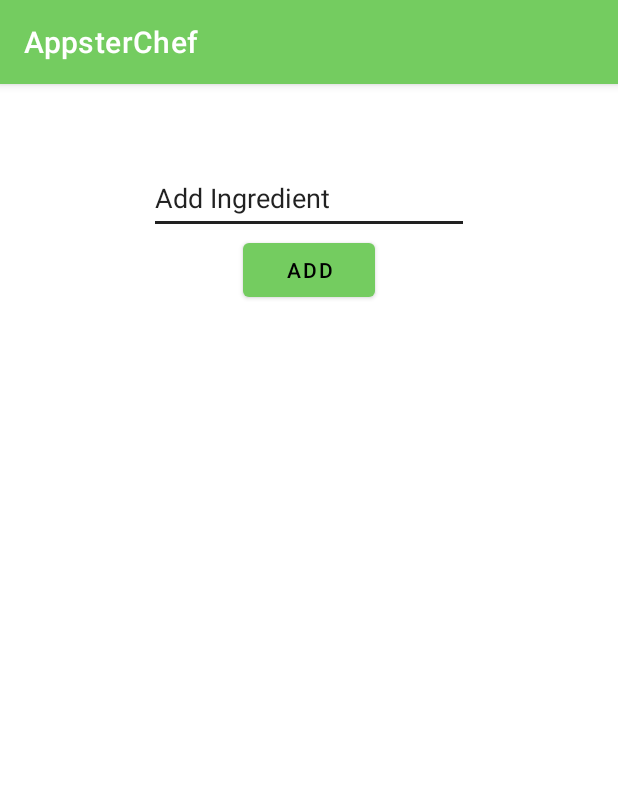
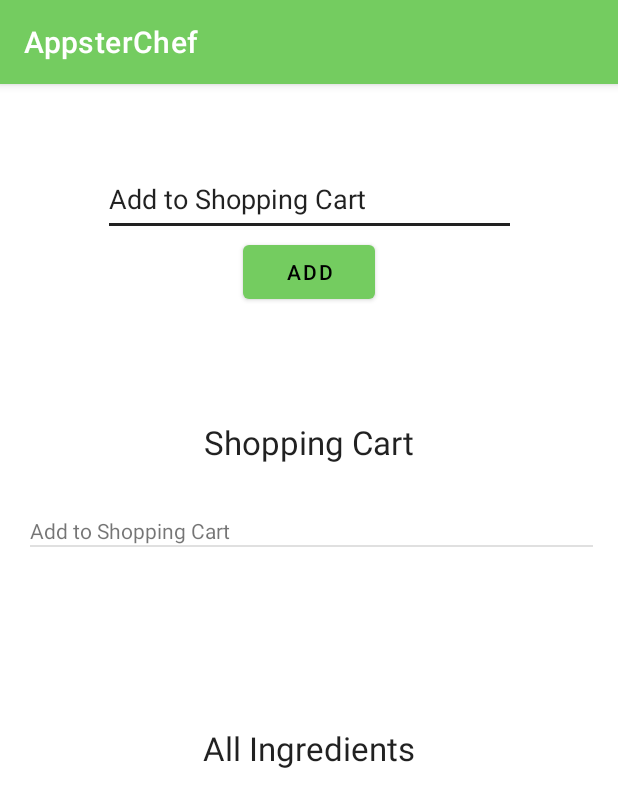
Before and after one commit to 18saunderss/Capstone2022, an Android app: the IngredientActivity screen opened directly, with no data from a screen before it, after a tap on "ADD", on a phone screen of 412 x 824 dp. Shown: the top 807 px of the screen. Run offline under Robolectric (Android 15) with nearby library versions, the phone set to English and light mode, and no system bars; our stand-ins replace Firebase (no records; nobody signed in at launch, a user with empty details on screens opened directly).

Commit message:
Created Shopping Cart activity.

```diff
--- a/app/src/main/java/com/capstone2022/IngredientActivity.java
+++ b/app/src/main/java/com/capstone2022/IngredientActivity.java
@@ -9,6 +9,7 @@ import android.content.Intent;
 import android.os.Bundle;
 
 import android.view.View;
+import android.widget.AdapterView;
 import android.widget.ArrayAdapter;
 import android.widget.Button;
 import android.widget.EditText;
@@ -35,6 +36,7 @@ public class IngredientActivity extends AppCompatActivity {
     DatabaseReference addIngredientDbRef;
     DatabaseReference getIngredientDbRef;
     private ListView listView;
+    private ListView shoppingCart;
 
     @Override
     protected void onCreate(Bundle savedInstanceState) {
@@ -45,10 +47,12 @@ public class IngredientActivity extends AppCompatActivity {
         editTextIngredient = findViewById(R.id.ingredient);
         addIngredientDbRef = FirebaseDatabase.getInstance().getReference().child("Ingredients");
 
-        buttonAddIngredient.setOnClickListener(new View.OnClickListener() {
+       /* buttonAddIngredient.setOnClickListener(new View.OnClickListener() {
             @Override
             public void onClick(View v) {
                 String ingredient = editTextIngredient.getText().toString().trim();
+                shoppingList.add(ingredient);
+                /*String ingredient = editTextIngredient.getText().toString().trim();
                 addIngredientDbRef.push().setValue(ingredient).addOnCompleteListener(new OnCompleteListener<Void>() {
                     @Override
                     public void onComplete(@NonNull Task<Void> task) {
@@ -60,20 +64,52 @@ public class IngredientActivity extends AppCompatActivity {
                         }
                     }
                 });
+
             }
         });
-
+*/
         initializeListView();
     }
 
     private void initializeListView() {
         listView = findViewById(R.id.ingredientList);
+        shoppingCart = findViewById(R.id.shoppingCart);
 
         getIngredientDbRef = FirebaseDatabase.getInstance().getReference("Ingredients");
+
+
 
         ArrayList<String> list = new ArrayList<>();
         ArrayAdapter adapter = new ArrayAdapter<String>(this, R.layout.activity_ingredient_textview, R.id.ingredientTextView, list);
 
+        ArrayList<String> shoppingList = new ArrayList<>();
+        ArrayAdapter shoppingAdapter = new ArrayAdapter<String>(this, R.layout.activity_ingredient_textview, R.id.ingredientTextView, shoppingList);
+
+        listView.setOnItemClickListener(new AdapterView.OnItemClickListener() {
+            @Override
+            public void onItemClick(AdapterView<?> parent, View view, int position, long id) {
+                Object listItem = listView.getItemAtPosition(position);
+                shoppingList.add((String)listItem);
+                shoppingAdapter.notifyDataSetChanged();
+            }
+        });
+
+        shoppingCart.setOnItemClickListener(new AdapterView.OnItemClickListener() {
+            @Override
+            public void onItemClick(AdapterView<?> parent, View view, int position, long id) {
+                Object listItem = shoppingCart.getItemAtPosition(position);
+                shoppingList.remove((String)listItem);
+                shoppingAdapter.notifyDataSetChanged();
+            }
+        });
+        buttonAddIngredient.setOnClickListener(new View.OnClickListener() {
+            @Override
+            public void onClick(View v) {
+                String ingredient = editTextIngredient.getText().toString().trim();
+                shoppingList.add(ingredient);
+                shoppingAdapter.notifyDataSetChanged();
+            }
+        });
         getIngredientDbRef.addChildEventListener(new ChildEventListener() {
 
 
@@ -92,6 +128,7 @@ public class IngredientActivity extends AppCompatActivity {
             public void onChildRemoved(@NonNull DataSnapshot snapshot) {
                 list.remove(snapshot.getValue(String.class));
                 adapter.notifyDataSetChanged();
+                shoppingAdapter.notifyDataSetChanged();
             }
 
             @Override
@@ -105,5 +142,8 @@ public class IngredientActivity extends AppCompatActivity {
             }
         });
         listView.setAdapter(adapter);
+        shoppingCart.setAdapter(shoppingAdapter);
+
     }
+
 }
--- a/app/src/main/java/com/capstone2022/fragments/HomeFragment.java
+++ b/app/src/main/java/com/capstone2022/fragments/HomeFragment.java
@@ -12,6 +12,7 @@ import androidx.fragment.app.Fragment;
 
 import com.capstone2022.APIActivity;
 import com.capstone2022.HomeActivity;
+import com.capstone2022.IngredientActivity;
 import com.capstone2022.LoginActivity;
 import com.capstone2022.R;
 import com.capstone2022.RecipeActivity;
@@ -22,6 +23,7 @@ public class HomeFragment extends Fragment {
     private Button buttonStartAPI;
     private Button buttonSearchDBrecipes;
     private Button buttonCreateNewRecipe;
+    private Button buttonShoppingCart;
 
     public HomeFragment() {
         // Required empty public constructor
@@ -35,11 +37,13 @@ public class HomeFragment extends Fragment {
         TextView searchAPIrandom = view.findViewById(R.id.bt_searchAPIrandom);
         TextView searchDBrecipes = view.findViewById(R.id.bt_searchDBrecipes);
         TextView createRecipe = view.findViewById(R.id.bt_create_recipe);
+        TextView shoppingCart = view.findViewById(R.id.bt_shoppingCart);
 
 
         buttonStartAPI = (Button) searchAPIrandom;
         buttonSearchDBrecipes = (Button) searchDBrecipes;
         buttonCreateNewRecipe = (Button) createRecipe;
+        buttonShoppingCart = (Button) shoppingCart;
         buttonStartAPI.setOnClickListener(new View.OnClickListener()
         {
             @Override
@@ -63,6 +67,14 @@ public class HomeFragment extends Fragment {
 
             }
         });
+        buttonShoppingCart.setOnClickListener(new View.OnClickListener()                                             //Intent to open RegisterActivity when "Register" button is pressed
+        {
+            @Override
+            public void onClick(View v) {
+                startActivity(new Intent(getContext(), IngredientActivity.class));
+
+            }
+        });
         return view;
     }
 }
--- a/app/src/main/java/com/capstone2022/fragments/ProfileFragment.java
+++ b/app/src/main/java/com/capstone2022/fragments/ProfileFragment.java
@@ -20,6 +20,7 @@ import android.widget.TextView;
 import android.widget.Toast;
 
 import com.capstone2022.HomeActivity;
+import com.capstone2022.IngredientActivity;
 import com.capstone2022.LoginActivity;
 import com.capstone2022.R;
 import com.capstone2022.RecipeActivity;
@@ -34,7 +35,6 @@ public class ProfileFragment extends Fragment {
 
     private Button buttonSignOut;
     private Button buttonToggleDarkMode;
-    private Button buttonCreateRecipe;
     TextView signOut;
     TextView toggleDarkMode;
     private FirebaseAuth fAuth;
@@ -73,8 +73,6 @@ public class ProfileFragment extends Fragment {
 
 
 
-
-
         //https://stackoverflow.com/questions/60138485/android-appcompatdelegate-setdefaultnightmode-not-recreating-parent-activity-in
 
         buttonToggleDarkMode.setOnClickListener(new View.OnClickListener()                                             //Intent to open RegisterActivity when "Register" button is pressed
--- a/app/src/main/res/layout/activity_ingredient.xml
+++ b/app/src/main/res/layout/activity_ingredient.xml
@@ -18,14 +18,15 @@
 
     <EditText
         android:id="@+id/ingredient"
-        android:layout_width="wrap_content"
-        android:layout_height="wrap_content"
+        android:layout_width="275dp"
+        android:layout_height="49dp"
         android:layout_marginTop="52dp"
         android:layout_marginBottom="49dp"
         android:ems="10"
         android:inputType="textPersonName"
         android:minHeight="48dp"
-        android:text="Add Ingredient"
+        android:text="Add to Shopping Cart"
+        android:textIsSelectable="false"
         app:layout_constraintBottom_toTopOf="@+id/_dynamic"
         app:layout_constraintEnd_toEndOf="parent"
         app:layout_constraintHorizontal_bias="0.5"
@@ -34,16 +35,59 @@
 
     <ListView
         android:id="@+id/ingredientList"
-        android:layout_width="414dp"
-        android:layout_height="431dp"
+        android:layout_width="376dp"
+        android:layout_height="173dp"
         android:layout_marginStart="1dp"
         android:layout_marginEnd="1dp"
         android:layout_marginBottom="1dp"
+        android:clickable="true"
         app:layout_constraintBottom_toBottomOf="parent"
         app:layout_constraintEnd_toEndOf="parent"
-        app:layout_constraintHorizontal_bias="0.0"
+        app:layout_constraintHorizontal_bias="0.441"
         app:layout_constraintStart_toStartOf="parent"
         app:layout_constraintTop_toBottomOf="@+id/ingredient"
-        app:layout_constraintVertical_bias="1.0" />
+        app:layout_constraintVertical_bias="0.969" />
+
+    <ListView
+        android:id="@+id/shoppingCart"
+        android:layout_width="375dp"
+        android:layout_height="137dp"
+        android:layout_marginStart="1dp"
+        android:layout_marginEnd="1dp"
+        android:layout_marginBottom="1dp"
+        android:clickable="true"
+        app:layout_constraintBottom_toBottomOf="parent"
+        app:layout_constraintEnd_toEndOf="parent"
+        app:layout_constraintHorizontal_bias="0.558"
+        app:layout_constraintStart_toStartOf="parent"
+        app:layout_constraintTop_toBottomOf="@+id/ingredient"
+        app:layout_constraintVertical_bias="0.354" />
+
+    <TextView
+        android:id="@+id/shoppingTitle"
+        android:layout_width="350dp"
+        android:layout_height="40dp"
+        android:layout_marginTop="224dp"
+        android:text="Shopping Cart"
+        android:textAlignment="center"
+        android:textAppearance="@style/TextAppearance.AppCompat.Large"
+        app:layout_constraintEnd_toEndOf="parent"
+        app:layout_constraintHorizontal_bias="0.491"
+        app:layout_constraintStart_toStartOf="parent"
+        app:layout_constraintTop_toTopOf="parent" />
+
+    <TextView
+        android:id="@+id/ingredientTitle"
+        android:layout_width="350dp"
+        android:layout_height="40dp"
+        android:layout_marginTop="428dp"
+        android:text="All Ingredients"
+        android:textAlignment="center"
+        android:textAppearance="@style/TextAppearance.AppCompat.Large"
+        app:layout_constraintEnd_toEndOf="parent"
+        app:layout_constraintHorizontal_bias="0.491"
+        app:layout_constraintStart_toStartOf="parent"
+        app:layout_constraintTop_toTopOf="parent" />
+
 
 </androidx.constraintlayout.widget.ConstraintLayout>
--- a/app/src/main/res/layout/fragment_home.xml
+++ b/app/src/main/res/layout/fragment_home.xml
@@ -14,9 +14,9 @@
             android:id="@+id/bt_searchAPIrandom"
             android:layout_width="0dip"
             android:layout_height="match_parent"
-            android:textColor="@color/black"
+            android:layout_weight="1"
             android:text="Search the Web"
-            android:layout_weight="1"/>
+            android:textColor="@color/black" />
     </LinearLayout>
 
     <LinearLayout
@@ -42,10 +42,17 @@
 
         <Button
             android:id="@+id/bt_create_recipe"
-            android:layout_width="0dip"
+            android:layout_width="wrap_content"
             android:layout_height="match_parent"
             android:layout_weight="1"
             android:text="Create New Recipe" />
 
+        <Button
+            android:id="@+id/bt_shoppingCart"
+            android:layout_width="wrap_content"
+            android:layout_height="match_parent"
+            android:layout_weight="1"
+            android:text="Shopping Cart" />
+
     </LinearLayout>
 </LinearLayout>
```
Lines whose indentation alone changed are shown as unchanged.
